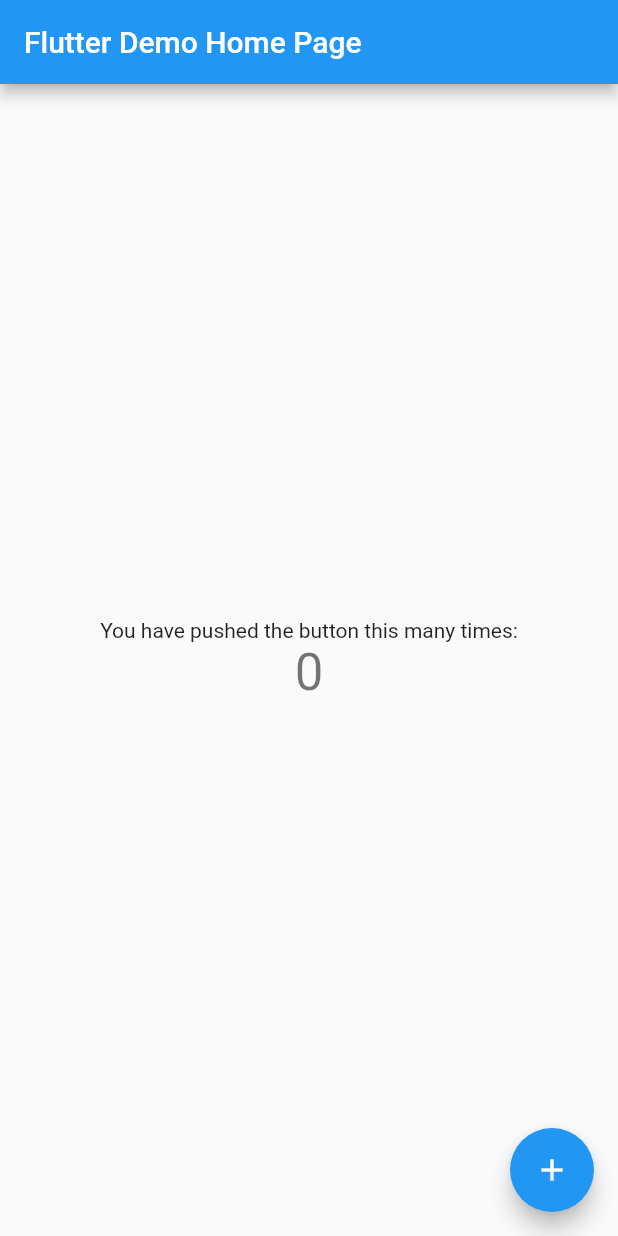
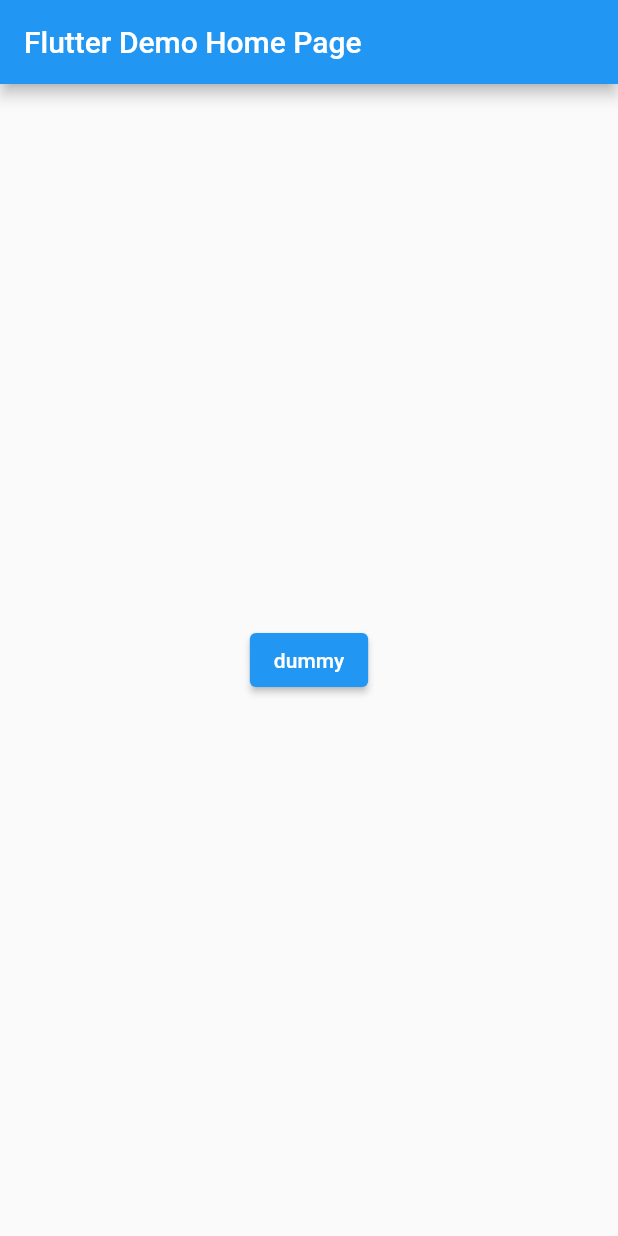
Before and after one commit to kiksun/flutter_apps, a Flutter app: the screen it shows after launch, on a phone screen of 412 x 824 dp. Run offline on Flutter 3.47's test engine with Material 2 defaults, Android fonts, the phone set to English and light mode, and no system bars.

Commit message:
add dummyPage and Navigator

```diff
--- a/lib/main.dart
+++ b/lib/main.dart
@@ -1,4 +1,5 @@
 import 'package:flutter/material.dart';
+import 'package:flutter_template/page_dummy.dart';
 
 void main() {
   runApp(const MyApp());
@@ -29,14 +30,6 @@ class MyHomePage extends StatefulWidget {
 }
 
 class _MyHomePageState extends State<MyHomePage> {
-  int _counter = 0;
-
-  void _incrementCounter() {
-    setState(() {
-      _counter++;
-    });
-  }
-
   @override
   Widget build(BuildContext context) {
     return Scaffold(
@@ -49,21 +42,17 @@ class _MyHomePageState extends State<MyHomePage> {
           child: Column(
             mainAxisAlignment: MainAxisAlignment.center,
             children: <Widget>[
-            const Text(
-              'You have pushed the button this many times:',
-            ),
-            Text(
-              '$_counter',
-              style: Theme.of(context).textTheme.headlineMedium,
-            ),
+              ElevatedButton(
+                  onPressed: () {
+                    Navigator.push(
+                      context,
+                      MaterialPageRoute(
+                          builder: (context) => const DummyPage()),
+                    );
+                  },
+                  child: const Text('dummy')),
             ],
           ),
-      ),
-      floatingActionButton: FloatingActionButton(
-        onPressed: _incrementCounter,
-        tooltip: 'Increment',
-        child: const Icon(Icons.add),
-      ), // This trailing comma makes auto-formatting nicer for build methods.
-    );
+        ));
   }
 }
```
Also changed, not shown: lib/page_dummy.dart (added, +20 -0 lines), 1 other file. Lines whose indentation alone changed are shown as unchanged.
